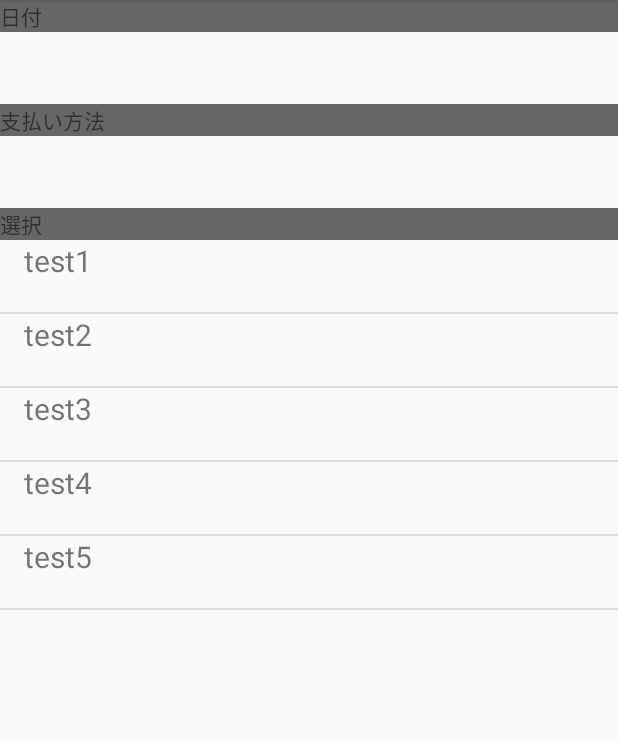
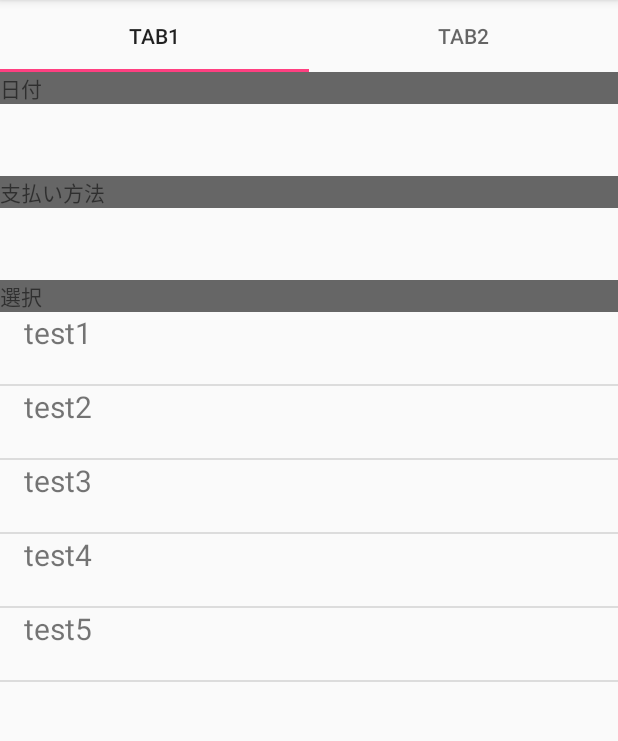
Before and after one commit to nagae-t/taxnote-android, an Android app: the screen it shows after launch (MainActivity), on a phone screen of 412 x 824 dp, the part 84-825 px from its top. Run offline under Robolectric (Android 15) with nearby library versions, the light colour scheme and no system bars; libraries missing offline, so code that uses them is left out: com.aurelhubert.ahbottomnavigation; plain views replace AHBottomNavigation; 8 statements that could not run were skipped.

Commit message:
Navigationの中にtabを実装

```diff
--- a/app/build.gradle
+++ b/app/build.gradle
@@ -21,11 +21,11 @@ android {
 
 dependencies {
     compile fileTree(dir: 'libs', include: ['*.jar'])
+
+
     compile 'com.android.support:appcompat-v7:24.2.1'
     compile 'com.android.support:design:24.2.1'
     compile 'com.android.support:support-v4:24.2.1'
-
     compile 'com.aurelhubert:ahbottomnavigation:1.5.1'
-
     testCompile 'junit:junit:4.12'
 }
--- a/app/src/main/java/com/example/taxnoteandroid/EntryFragment.java
+++ b/app/src/main/java/com/example/taxnoteandroid/EntryFragment.java
@@ -1,18 +1,14 @@
 package com.example.taxnoteandroid;
 
-import android.content.Context;
 import android.os.Bundle;
-import android.support.annotation.NonNull;
+import android.support.design.widget.TabLayout;
 import android.support.v4.app.Fragment;
+import android.support.v4.app.FragmentManager;
+import android.support.v4.app.FragmentPagerAdapter;
+import android.support.v4.view.ViewPager;
 import android.view.LayoutInflater;
 import android.view.View;
 import android.view.ViewGroup;
-import android.widget.ArrayAdapter;
-import android.widget.ListView;
-import android.widget.TextView;
-
-import java.util.ArrayList;
-import java.util.List;
 
 
 public class EntryFragment extends Fragment {
@@ -32,43 +28,45 @@ public class EntryFragment extends Fragment {
     public View onCreateView(LayoutInflater inflater, ViewGroup container, Bundle savedInstanceState) {
         View v = inflater.inflate(R.layout.fragment_blank1, container, false);
 
-        ListView listView = (ListView) v.findViewById(R.id.list);
-
-        List<String> strings = new ArrayList<>();
-        strings.add("test1");
-        strings.add("test2");
-        strings.add("test3");
-        strings.add("test4");
-        strings.add("test5");
-        listView.setAdapter(new ListAdapter(getContext(), strings));
+        TabLayout tabLayout = (TabLayout) v.findViewById(R.id.tab);
+        final ViewPager viewPager = (ViewPager) v.findViewById(R.id.pager);
+        viewPager.setAdapter(new TabPagerAdapter(getChildFragmentManager()));
+        tabLayout.setupWithViewPager(viewPager);
 
         return v;
     }
 
-    // @@ https://material.google.com/components/lists.html#
-    class ListAdapter extends ArrayAdapter<String> {
+    class TabPagerAdapter extends FragmentPagerAdapter {
 
-        private LayoutInflater layoutInflater;
-
-        public ListAdapter(Context context, List<String> texts) {
-            super(context, 0, texts);
-            layoutInflater = LayoutInflater.from(context);
+        public TabPagerAdapter(FragmentManager fm) {
+            super(fm);
         }
 
-        @NonNull
         @Override
-        public View getView(int position, View convertView, ViewGroup parent) {
-            // getViewでListViewの1つのセルを作る
-            // inflateでViewにする
-            View v = layoutInflater.inflate(R.layout.row_list_item, null);
+        public Fragment getItem(int position) {
+            switch (position) {
+                case 0:
+                    return EntrySub1Fragment.newInstance();
+                case 1:
+                    return EntrySub2Fragment.newInstance();
+            }
+            return EntryFragment.newInstance();
+        }
 
-            // getItemでcallのViewにbindしたいデータ型を取得できる
-            String s = getItem(position);
+        @Override
+        public int getCount() {
+            return 2;
+        }
 
-            TextView textView = (TextView) v.findViewById(R.id.text);
-            textView.setText(s);
-
-            return v;
+        @Override
+        public CharSequence getPageTitle(int position) {
+            switch (position) {
+                case 0:
+                    return getString(R.string.MainActivity_tab1);
+                case 1:
+                    return getString(R.string.MainActivity_tab2);
+            }
+            return super.getPageTitle(position);
         }
     }
 }
--- /dev/null
+++ b/app/src/main/java/com/example/taxnoteandroid/EntrySub1Fragment.java
@@ -0,0 +1,76 @@
+package com.example.taxnoteandroid;
+
+import android.content.Context;
+import android.os.Bundle;
+import android.support.annotation.NonNull;
+import android.support.v4.app.Fragment;
+import android.view.LayoutInflater;
+import android.view.View;
+import android.view.ViewGroup;
+import android.widget.ArrayAdapter;
+import android.widget.ListView;
+import android.widget.TextView;
+
+import java.util.ArrayList;
+import java.util.List;
+
+
+public class EntrySub1Fragment extends Fragment {
+
+    public EntrySub1Fragment() {
+        // Required empty public constructor
+    }
+
+    public static EntrySub1Fragment newInstance() {
+        EntrySub1Fragment fragment = new EntrySub1Fragment();
+        Bundle args = new Bundle();
+        fragment.setArguments(args);
+        return fragment;
+    }
+
+    @Override
+    public View onCreateView(LayoutInflater inflater, ViewGroup container, Bundle savedInstanceState) {
+        // Inflate the layout for this fragment
+
+        View v = inflater.inflate(R.layout.fragment_entry_sub1, container, false);
+
+        ListView listView = (ListView) v.findViewById(R.id.list);
+
+        List<String> strings = new ArrayList<>();
+        strings.add("test1");
+        strings.add("test2");
+        strings.add("test3");
+        strings.add("test4");
+        strings.add("test5");
+        listView.setAdapter(new ListAdapter(getContext(), strings));
+
+        return v;
+    }
+
+    // @@ https://material.google.com/components/lists.html#
+    class ListAdapter extends ArrayAdapter<String> {
+
+        private LayoutInflater layoutInflater;
+
+        public ListAdapter(Context context, List<String> texts) {
+            super(context, 0, texts);
+            layoutInflater = LayoutInflater.from(context);
+        }
+
+        @NonNull
+        @Override
+        public View getView(int position, View convertView, ViewGroup parent) {
+            // getViewでListViewの1つのセルを作る
+            // inflateでViewにする
+            View v = layoutInflater.inflate(R.layout.row_list_item, null);
+
+            // getItemでcallのViewにbindしたいデータ型を取得できる
+            String s = getItem(position);
+
+            TextView textView = (TextView) v.findViewById(R.id.text);
+            textView.setText(s);
+
+            return v;
+        }
+    }
+}
--- /dev/null
+++ b/app/src/main/java/com/example/taxnoteandroid/EntrySub2Fragment.java
@@ -0,0 +1,76 @@
+package com.example.taxnoteandroid;
+
+import android.content.Context;
+import android.os.Bundle;
+import android.support.annotation.NonNull;
+import android.support.v4.app.Fragment;
+import android.view.LayoutInflater;
+import android.view.View;
+import android.view.ViewGroup;
+import android.widget.ArrayAdapter;
+import android.widget.ListView;
+import android.widget.TextView;
+
+import java.util.ArrayList;
+import java.util.List;
+
+
+public class EntrySub2Fragment extends Fragment {
+
+    public EntrySub2Fragment() {
+        // Required empty public constructor
+    }
+
+    public static EntrySub2Fragment newInstance() {
+        EntrySub2Fragment fragment = new EntrySub2Fragment();
+        Bundle args = new Bundle();
+        fragment.setArguments(args);
+        return fragment;
+    }
+
+    @Override
+    public View onCreateView(LayoutInflater inflater, ViewGroup container, Bundle savedInstanceState) {
+        // Inflate the layout for this fragment
+
+        View v = inflater.inflate(R.layout.fragment_entry_sub1, container, false);
+
+        ListView listView = (ListView) v.findViewById(R.id.list);
+
+        List<String> strings = new ArrayList<>();
+        strings.add("test1");
+        strings.add("test2");
+        strings.add("test3");
+        strings.add("test4");
+        strings.add("test5");
+        listView.setAdapter(new ListAdapter(getContext(), strings));
+
+        return v;
+    }
+
+    // @@ https://material.google.com/components/lists.html#
+    class ListAdapter extends ArrayAdapter<String> {
+
+        private LayoutInflater layoutInflater;
+
+        public ListAdapter(Context context, List<String> texts) {
+            super(context, 0, texts);
+            layoutInflater = LayoutInflater.from(context);
+        }
+
+        @NonNull
+        @Override
+        public View getView(int position, View convertView, ViewGroup parent) {
+            // getViewでListViewの1つのセルを作る
+            // inflateでViewにする
+            View v = layoutInflater.inflate(R.layout.row_list_item, null);
+
+            // getItemでcallのViewにbindしたいデータ型を取得できる
+            String s = getItem(position);
+
+            TextView textView = (TextView) v.findViewById(R.id.text);
+            textView.setText(s);
+
+            return v;
+        }
+    }
+}
--- a/app/src/main/res/layout/fragment_blank1.xml
+++ b/app/src/main/res/layout/fragment_blank1.xml
@@ -5,40 +5,50 @@
     android:orientation="vertical"
     tools:context="com.example.taxnoteandroid.EntryFragment">
 
-    <TextView
+    <android.support.design.widget.TabLayout
+        android:id="@+id/tab"
         android:layout_width="match_parent"
-        android:layout_height="wrap_content"
-        android:background="#666666"
-        android:text="@string/Blank1Fragment_date" />
+        android:layout_height="wrap_content" />
 
-    <TextView
-        android:id="@+id/date"
-        android:layout_width="match_parent"
-        android:layout_height="48dp"
-        android:gravity="center"
-        tools:text="2016年10月16日 木" />
-
-    <TextView
-        android:layout_width="match_parent"
-        android:layout_height="wrap_content"
-        android:background="#666666"
-        android:text="@string/Blank1Fragment_cash" />
-
-    <TextView
-        android:id="@+id/cash"
-        android:layout_width="match_parent"
-        android:layout_height="48dp"
-        android:gravity="center"
-        tools:text="Cash" />
-
-    <TextView
-        android:layout_width="match_parent"
-        android:layout_height="wrap_content"
-        android:background="#666666"
-        android:text="@string/Blank1Fragment_select" />
-
-    <ListView
-        android:id="@+id/list"
+    <android.support.v4.view.ViewPager
+        android:id="@+id/pager"
         android:layout_width="match_parent"
         android:layout_height="match_parent" />
+
+    <!--<TextView-->
+    <!--android:layout_width="match_parent"-->
+    <!--android:layout_height="wrap_content"-->
+    <!--android:background="#666666"-->
+    <!--android:text="@string/Blank1Fragment_date" />-->
+
+    <!--<TextView-->
+    <!--android:id="@+id/date"-->
+    <!--android:layout_width="match_parent"-->
+    <!--android:layout_height="48dp"-->
+    <!--android:gravity="center"-->
+    <!--tools:text="2016年10月16日 木" />-->
+
+    <!--<TextView-->
+    <!--android:layout_width="match_parent"-->
+    <!--android:layout_height="wrap_content"-->
+    <!--android:background="#666666"-->
+    <!--android:text="@string/Blank1Fragment_cash" />-->
+
+    <!--<TextView-->
+    <!--android:id="@+id/cash"-->
+    <!--android:layout_width="match_parent"-->
+    <!--android:layout_height="48dp"-->
+    <!--android:gravity="center"-->
+    <!--tools:text="Cash" />-->
+
+    <!--<TextView-->
+    <!--android:layout_width="match_parent"-->
+    <!--android:layout_height="wrap_content"-->
+    <!--android:background="#666666"-->
+    <!--android:text="@string/Blank1Fragment_select" />-->
+
+    <!--<ListView-->
+    <!--android:id="@+id/list"-->
+    <!--android:layout_width="match_parent"-->
+    <!--android:layout_height="match_parent" />-->
 </LinearLayout>
--- /dev/null
+++ b/app/src/main/res/layout/fragment_entry_sub1.xml
@@ -0,0 +1,44 @@
+<LinearLayout xmlns:android="http://schemas.android.com/apk/res/android"
+    xmlns:tools="http://schemas.android.com/tools"
+    android:layout_width="match_parent"
+    android:layout_height="match_parent"
+    android:orientation="vertical"
+    tools:context="com.example.taxnoteandroid.EntrySub1Fragment">
+
+    <TextView
+        android:layout_width="match_parent"
+        android:layout_height="wrap_content"
+        android:background="#666666"
+        android:text="@string/Blank1Fragment_date" />
+
+    <TextView
+        android:id="@+id/date"
+        android:layout_width="match_parent"
+        android:layout_height="48dp"
+        android:gravity="center"
+        tools:text="2016年10月16日 木" />
+
+    <TextView
+        android:layout_width="match_parent"
+        android:layout_height="wrap_content"
+        android:background="#666666"
+        android:text="@string/Blank1Fragment_cash" />
+
+    <TextView
+        android:id="@+id/cash"
+        android:layout_width="match_parent"
+        android:layout_height="48dp"
+        android:gravity="center"
+        tools:text="Cash" />
+
+    <TextView
+        android:layout_width="match_parent"
+        android:layout_height="wrap_content"
+        android:background="#666666"
+        android:text="@string/Blank1Fragment_select" />
+
+    <ListView
+        android:id="@+id/list"
+        android:layout_width="match_parent"
+        android:layout_height="match_parent" />
+</LinearLayout>
```
